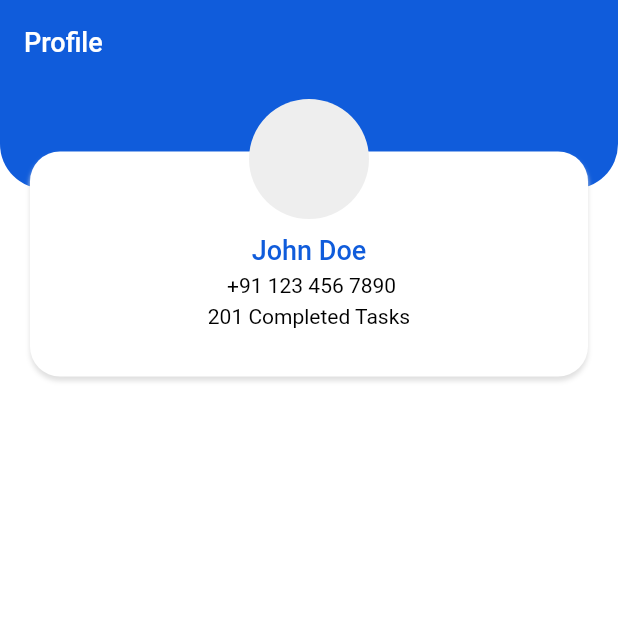
After one commit to typecasted/tasq, a Flutter app: the ProfileScreen screen opened directly, on a phone screen of 412 x 824 dp, the top half of it. The commit adds this screen. Run offline on Flutter 3.47's test engine with Material 2 defaults, Android fonts, the phone set to English and light mode, and no system bars; our stand-ins replace flutter_svg, get.

Commit message:
- profile screen in progress

```diff
--- a/lib/modules/dashboard/dashboard_controller.dart
+++ b/lib/modules/dashboard/dashboard_controller.dart
@@ -7,6 +7,7 @@ import '../../utils/assets.gen.dart';
 
 /// screen imports
 import '../home/home_screen.dart';
+import '../profile/profile_screen.dart';
 
 class DashboardController extends GetxController {
   /// - [currentScreenIndex] variable is used to set the index of the current screen being showed in the dashboard.
@@ -34,7 +35,7 @@ class DashboardController extends GetxController {
     dashboardScreenList.addAll([
       const Center(child: HomeScreen()),
       const Center(child: Text('Calender')),
-      const Center(child: Text('Profile')),
+      const ProfileScreen(),
     ]);
 
     navIconList.addAll([
--- /dev/null
+++ b/lib/modules/profile/profile_screen.dart
@@ -0,0 +1,120 @@
+import 'package:flutter/material.dart';
+import 'package:get/get.dart';
+import 'package:tasq/utils/app_colors.dart';
+
+import '../../utils/app_strings.dart';
+
+class ProfileScreen extends StatelessWidget {
+  const ProfileScreen({super.key});
+
+  @override
+  Widget build(BuildContext context) {
+    return Scaffold(
+      appBar: AppBar(
+        // backgroundColor: Colors.white,
+        title: Text(
+          AppStrings.profile,
+          style: const TextStyle(
+            color: Colors.white,
+            fontSize: 18,
+            fontWeight: FontWeight.w500,
+          ),
+        ),
+        elevation: 0,
+        leadingWidth: 0,
+        automaticallyImplyLeading: false,
+      ),
+      body: SizedBox(
+        child: Column(
+          children: [
+
+            /// header
+            SizedBox(
+              height: 200,
+              child: Stack(
+                children: [
+                  Container(
+                    height: 70,
+                    width: double.infinity,
+                    decoration: BoxDecoration(
+                      color: AppColors.primaryColor,
+                      borderRadius: const BorderRadius.only(
+                        bottomLeft: Radius.circular(30),
+                        bottomRight: Radius.circular(30),
+                      ),
+                    ),
+                  ),
+                  Positioned(
+                    top: 45,
+                    left: 0,
+                    right: 0,
+                    child: Container(
+                      height: 150,
+                      margin: const EdgeInsets.symmetric(horizontal: 20),
+                      decoration: BoxDecoration(
+                        color: Colors.white,
+                        boxShadow: [
+                          BoxShadow(
+                            color: Colors.grey[300]!,
+                            blurRadius: 2,
+                            offset: const Offset(0, 3),
+                          ),
+                        ],
+                        borderRadius: const BorderRadius.all(
+                          Radius.circular(20),
+                        ),
+                      ),
+                      child: Column(
+                        children: [
+                          const SizedBox(height: 55),
+                          Text(
+                            'John Doe',
+                            style: TextStyle(
+                              color: AppColors.primaryColor,
+                              fontSize: 18,
+                              fontWeight: FontWeight.w500,
+                            ),
+                          ),
+                          const SizedBox(height: 5),
+                          const Text(
+                            ' +91 123 456 7890',
+                            style: TextStyle(
+                              color: Colors.black,
+                              fontSize: 14,
+                              fontWeight: FontWeight.w400,
+                            ),
+                          ),
+                          const SizedBox(height: 5),
+                          const Text(
+                            '201 Completed Tasks',
+                            style: TextStyle(
+                              color: Colors.black,
+                              fontSize: 14,
+                              fontWeight: FontWeight.w400,
+                            ),
+                          ),
+                        ],
+                      ),
+                    ),
+                  ),
+                  Positioned(
+                    top: 10,
+                    left: 0,
+                    right: 0,
+                    child: CircleAvatar(
+                      radius: 40,
+                      backgroundColor: Colors.grey[200],
+                    ),
+                  ),
+                ],
+              ),
+            ),
+
+            /// body
+
+          ],
+        ),
+      ),
+    );
+  }
+}
--- a/lib/utils/app_strings.dart
+++ b/lib/utils/app_strings.dart
@@ -41,4 +41,6 @@ class AppStrings {
   static String createTask = 'Create Task';
 
   static String progress = 'Progress';
+
+  static String profile = 'Profile';
 }
```
